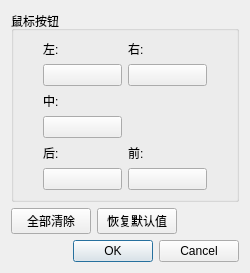
First picture: the form in src/yuzu/configuration/configure_mouse_advanced.ui, repository formylover/yuzu-early-access, before the edit.
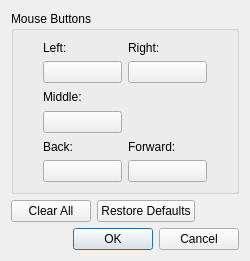
Second picture: the form after the edit.

```diff
--- a/src/yuzu/configuration/configure_mouse_advanced.ui
+++ b/src/yuzu/configuration/configure_mouse_advanced.ui
@@ -17,7 +17,7 @@
    <item>
     <widget class="QGroupBox" name="gridGroupBox">
      <property name="title">
-      <string>鼠标按钮</string>
+      <string>Mouse Buttons</string>
      </property>
      <layout class="QGridLayout" name="gridLayout">
       <item row="0" column="4">
@@ -43,7 +43,7 @@
           <item>
            <widget class="QLabel" name="label_3">
             <property name="text">
-             <string>右:</string>
+             <string>Right:</string>
             </property>
            </widget>
           </item>
@@ -87,7 +87,7 @@
           <item>
            <widget class="QLabel" name="label_2">
             <property name="text">
-             <string>中:</string>
+             <string>Middle:</string>
             </property>
            </widget>
           </item>
@@ -115,7 +115,7 @@
              </size>
             </property>
             <property name="text">
-             <string>后:</string>
+             <string>Back:</string>
             </property>
            </widget>
           </item>
@@ -137,7 +137,7 @@
           <item>
            <widget class="QLabel" name="label">
             <property name="text">
-             <string>左:</string>
+             <string>Left:</string>
             </property>
            </widget>
           </item>
@@ -165,7 +165,7 @@
           <item>
            <widget class="QLabel" name="label_5">
             <property name="text">
-             <string>前:</string>
+             <string>Forward:</string>
             </property>
            </widget>
           </item>
@@ -188,14 +188,14 @@
      <item>
       <widget class="QPushButton" name="buttonClearAll">
        <property name="text">
-        <string>全部清除</string>
+        <string>Clear All</string>
        </property>
       </widget>
      </item>
      <item>
       <widget class="QPushButton" name="buttonRestoreDefaults">
        <property name="text">
-        <string>恢复默认值</string>
+        <string>Restore Defaults</string>
        </property>
       </widget>
      </item>
```
Left out of the diff: 2 changed lines with no effect on the pictures.
